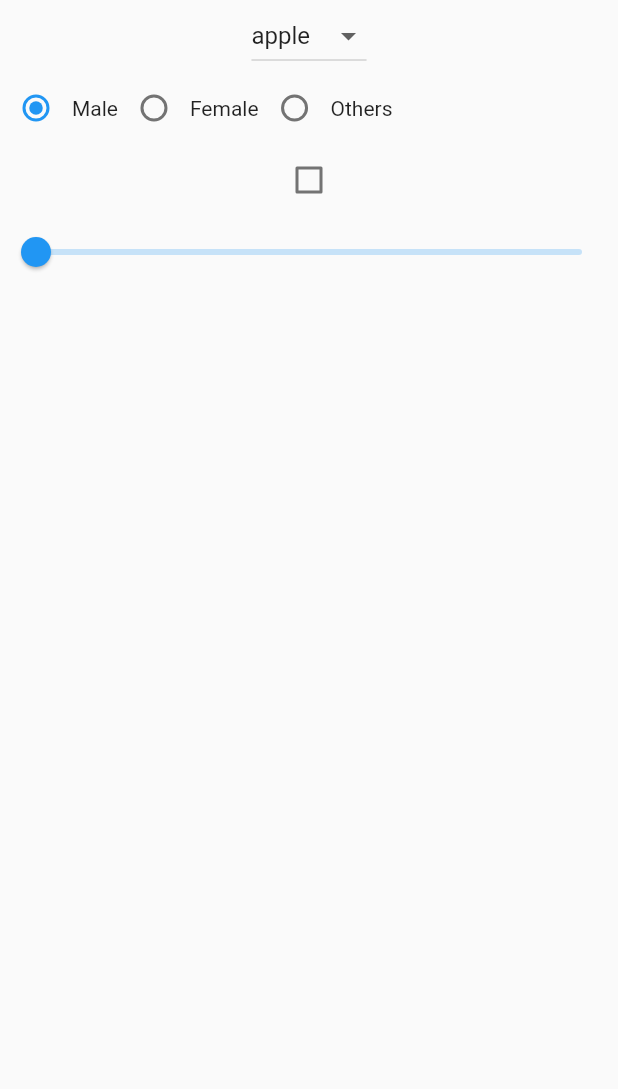
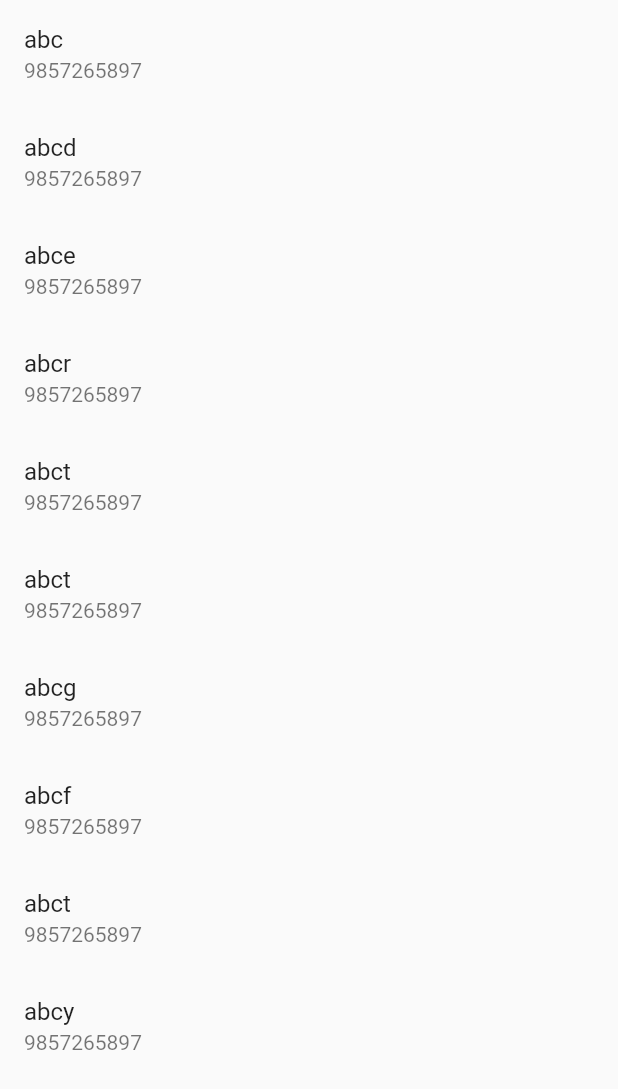
Before and after one commit to thenepalivideo/flutter, a Flutter app: the screen it shows after launch, on a phone screen of 412 x 824 dp. Shown: the top 1089 px of the screen. Run offline on Flutter 3.47's test engine with Material 2 defaults, Android fonts, the phone set to English and light mode, and no system bars; our stand-ins replace share_plus.

Commit message:
list view

```diff
--- /dev/null
+++ b/lib/ListViewPage.dart
@@ -0,0 +1,42 @@
+import 'package:flutter/material.dart';
+import 'package:flutter/src/foundation/key.dart';
+import 'package:flutter/src/widgets/framework.dart';
+
+class LIstViewPage extends StatefulWidget {
+  const LIstViewPage({Key? key}) : super(key: key);
+
+  @override
+  State<LIstViewPage> createState() => _LIstViewPageState();
+}
+
+class _LIstViewPageState extends State<LIstViewPage> {
+  List<Map<String, dynamic>> contact = [
+    {"name": "abc", "phone": "9857265897"},
+    {"name": "abcd", "phone": "9857265897"},
+    {"name": "abce", "phone": "9857265897"},
+    {"name": "abcr", "phone": "9857265897"},
+    {"name": "abct", "phone": "9857265897"},
+    {"name": "abct", "phone": "9857265897"},
+    {"name": "abcg", "phone": "9857265897"},
+    {"name": "abcf", "phone": "9857265897"},
+    {"name": "abct", "phone": "9857265897"},
+    {"name": "abcy", "phone": "9857265897"},
+  ];
+  @override
+  Widget build(BuildContext context) {
+    return Scaffold(
+        body: SafeArea(
+      child: Container(
+        child: ListView.builder(
+          itemCount: contact.length,
+          itemBuilder: (context, int) => Container(
+            child: ListTile(
+              title: Text(contact[int]["name"]),
+              subtitle: Text(contact[int]["phone"]),
+            ),
+          ),
+        ),
+      ),
+    ));
+  }
+}
--- a/lib/main.dart
+++ b/lib/main.dart
@@ -3,6 +3,7 @@ import 'package:newproject/DataInput.dart';
 import 'package:newproject/FunctionRun.dart';
 import 'package:newproject/InputField.dart';
 import 'package:newproject/IntrativePage.dart';
+import 'package:newproject/ListViewPage.dart';
 import 'package:newproject/StatefullAndButtons.dart';
 
 void main() {
@@ -19,7 +20,7 @@ class MyApp extends StatelessWidget {
       theme: ThemeData(
         primarySwatch: Colors.blue,
       ),
-      home: const InputField(),
+      home: const LIstViewPage(),
     );
   }
 }
```
